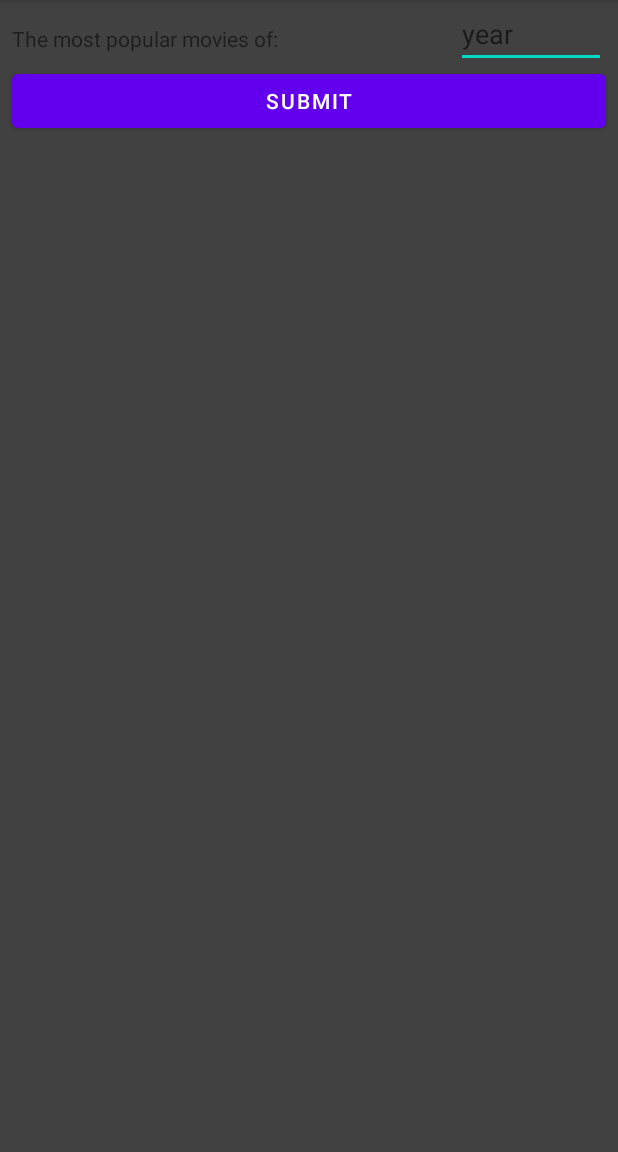
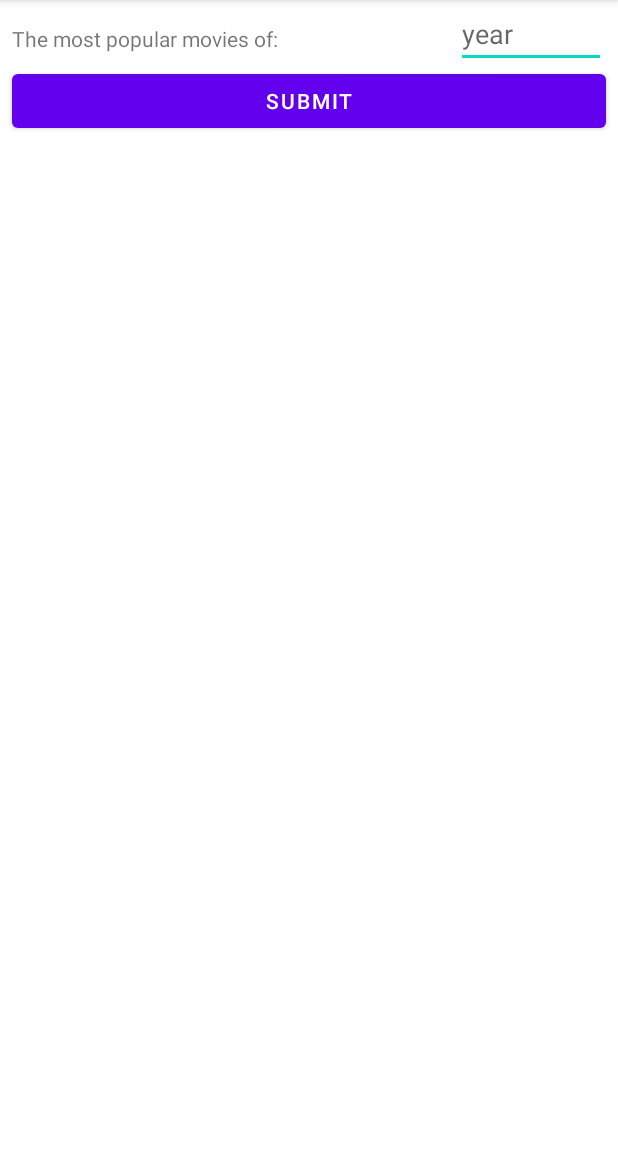
Before and after one commit to KevinBreurken/HvA-MAD-L6T2, an Android app: the screen it shows after launch (MainActivity), on a phone screen of 412 x 824 dp, the part 84-1236 px from its top. Run offline under Robolectric (Android 15) with nearby library versions, the phone set to English and light mode, and no system bars; pictures from the network do not load.

Commit message:
Minor cleanup

```diff
--- a/app/src/main/res/layout/fragment_search.xml
+++ b/app/src/main/res/layout/fragment_search.xml
@@ -5,13 +5,6 @@
     android:layout_width="match_parent"
     android:layout_height="match_parent"
     tools:context=".ui.SearchFragment">
-
-    <RelativeLayout
-        android:id="@+id/rlOverlay"
-        android:layout_width="match_parent"
-        android:layout_height="match_parent"
-        android:background="#323232"
-        android:backgroundTint="#424141" />
 
     <EditText
         android:id="@+id/yearInput"
```
Also changed, not shown: app/src/main/java/com/example/madlevel6task2/ui/ViewFragment.kt (+12 -13 lines).
